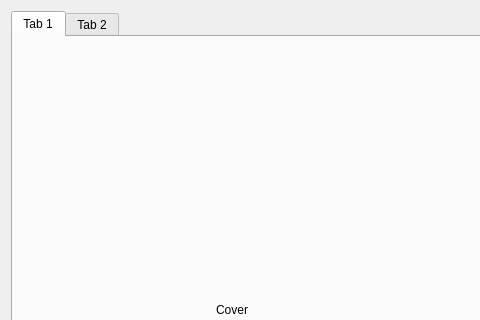
nisaia/P-yQt-ersonal-management-system, file book_management_system/assets/XML/book_window.ui: the form before one commit; both pictures show x 0 to 480 and y 0 to 320 of the 890 by 730 pixel window.
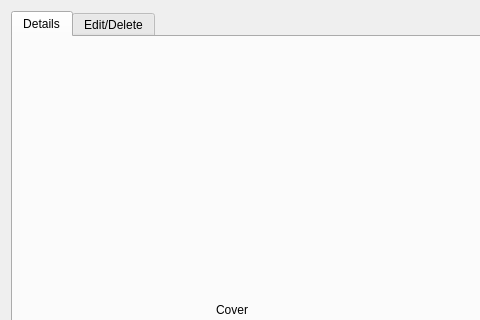
The form after the commit.

The edit to the form file:
```diff
--- a/book_management_system/assets/XML/book_window.ui
+++ b/book_management_system/assets/XML/book_window.ui
@@ -21,7 +21,7 @@
      </property>
      <widget class="QWidget" name="tab">
       <attribute name="title">
-       <string>Tab 1</string>
+       <string>Details</string>
       </attribute>
       <layout class="QGridLayout" name="gridLayout">
        <item row="1" column="1">
@@ -91,7 +91,7 @@
      </widget>
      <widget class="QWidget" name="tab_2">
       <attribute name="title">
-       <string>Tab 2</string>
+       <string>Edit/Delete</string>
       </attribute>
       <layout class="QFormLayout" name="formLayout">
        <item row="0" column="0" colspan="2">
```
